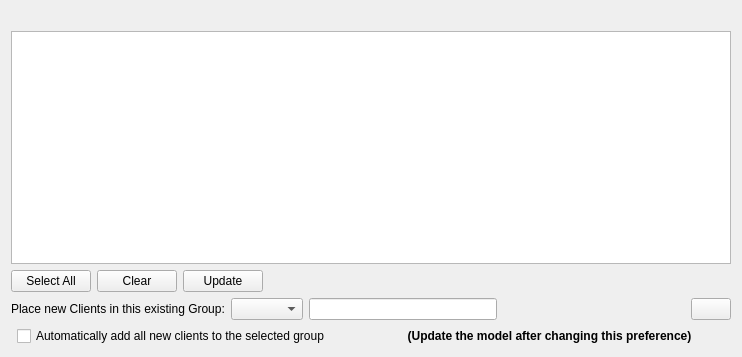
Before: the Qt Designer form FWAdminLib/NewClientFromServerDlg.ui in fw-dev/translations, drawn with Qt 5.
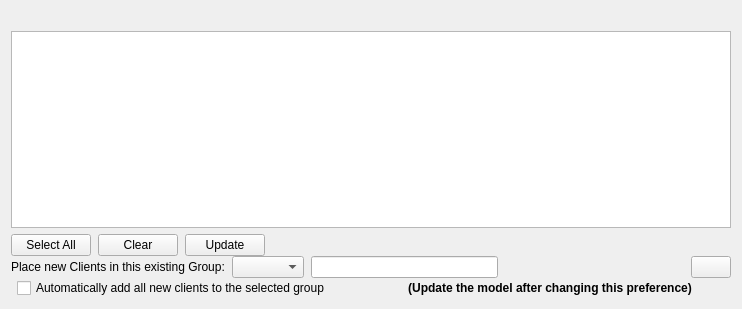
After: the same form once the commit is applied. Custom widgets are drawn as their Qt base class.

```diff
--- a/FWAdminLib/NewClientFromServerDlg.ui
+++ b/FWAdminLib/NewClientFromServerDlg.ui
@@ -7,7 +7,7 @@
     <x>0</x>
     <y>0</y>
     <width>742</width>
-    <height>357</height>
+    <height>309</height>
    </rect>
   </property>
   <property name="windowTitle">
@@ -44,7 +44,28 @@
     </widget>
    </item>
    <item>
+    <widget class="QWidget" name="controls" native="true">
+     <layout class="QVBoxLayout" name="verticalLayout_2">
+      <property name="spacing">
+       <number>0</number>
+      </property>
+      <property name="leftMargin">
+       <number>0</number>
+      </property>
+      <property name="topMargin">
+       <number>0</number>
+      </property>
+      <property name="rightMargin">
+       <number>0</number>
+      </property>
+      <property name="bottomMargin">
+       <number>0</number>
+      </property>
+      <item>
     <layout class="QHBoxLayout" name="horizontalLayout">
+        <property name="spacing">
+         <number>7</number>
+        </property>
      <property name="rightMargin">
       <number>0</number>
      </property>
@@ -86,6 +107,9 @@
    </item>
    <item>
     <layout class="QHBoxLayout" name="horizontalLayout_2">
+        <property name="spacing">
+         <number>7</number>
+        </property>
      <item>
       <widget class="QLabel" name="label_2">
        <property name="text">
@@ -139,6 +163,9 @@
    </item>
    <item>
     <layout class="QHBoxLayout" name="horizontalLayout_3">
+        <property name="spacing">
+         <number>7</number>
+        </property>
      <property name="leftMargin">
       <number>6</number>
      </property>
@@ -169,6 +196,9 @@
       </widget>
      </item>
     </layout>
+      </item>
+     </layout>
+    </widget>
    </item>
   </layout>
  </widget>
```
Lines whose indentation alone changed are shown as unchanged.
